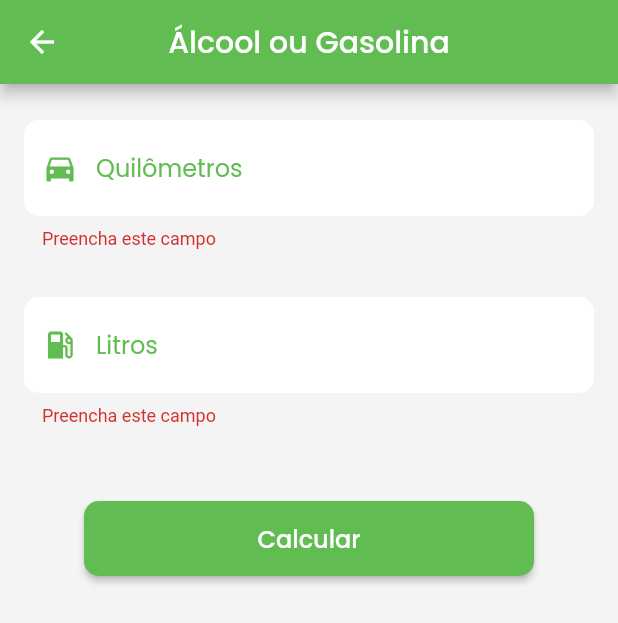
After one commit to matheusfirminotga/alcool-gasolina, a Flutter app: the CalculateConsumption screen opened directly, after a tap on "Calcular", on a phone screen of 412 x 824 dp. The commit adds this screen. Shown: the top 623 px of the screen. Run offline on Flutter 3.47's test engine with Material 2 defaults, Android fonts, the phone set to English and light mode, and no system bars; our stand-ins replace mask_text_input_formatter.

Commit message:
create consumption view

```diff
--- a/lib/app_widget.dart
+++ b/lib/app_widget.dart
@@ -1,3 +1,4 @@
+import 'package:alcool_gasolina/views/calculate_consumption.dart';
 import 'package:alcool_gasolina/views/home_view.dart';
 import 'package:flutter/material.dart';
 
--- /dev/null
+++ b/lib/controllers/consumption_controller.dart
@@ -0,0 +1,36 @@
+import 'package:alcool_gasolina/models/consumption_model.dart';
+import 'package:flutter/cupertino.dart';
+import 'package:mask_text_input_formatter/mask_text_input_formatter.dart';
+
+class ConsumptionController {
+  ConsumptionModel model = ConsumptionModel();
+
+  final textMask = MaskTextInputFormatter(
+    mask: '#.##',
+    filter: {"#": RegExp(r'[0-9]')},
+    type: MaskAutoCompletionType.lazy,
+  );
+
+  final quilometrosController = TextEditingController();
+  final litrosController = TextEditingController();
+  final formKey = GlobalKey<FormState>();
+
+  ValueNotifier<double> textResultado = ValueNotifier(0);
+
+  String? validaCampo(String? value) {
+    if (value!.isEmpty) {
+      return 'Preencha este campo';
+    } else {
+      return null;
+    }
+  }
+
+  void calcularMelhorOpcao() {
+    if (formKey.currentState!.validate()) {
+      model.setQuilometros = double.parse(quilometrosController.value.text);
+      model.setLitros = double.parse(litrosController.value.text);
+      double resultado = model.calcula();
+      textResultado.value = resultado;
+    }
+  }
+}
--- /dev/null
+++ b/lib/models/consumption_model.dart
@@ -0,0 +1,19 @@
+class ConsumptionModel {
+  late double _quilometros;
+  late double _litros;
+
+  double get quilometros => _quilometros;
+  double get litros => _litros;
+
+  set setQuilometros(double quilometros) {
+    _quilometros = quilometros;
+  }
+
+  set setLitros(double litros) {
+    _litros = litros;
+  }
+
+  double calcula() {
+    return (quilometros / litros);
+  }
+}
--- /dev/null
+++ b/lib/views/calculate_consumption.dart
@@ -0,0 +1,186 @@
+import 'package:alcool_gasolina/controllers/consumption_controller.dart';
+import 'package:flutter/material.dart';
+
+class CalculateConsumption extends StatefulWidget {
+  @override
+  State<CalculateConsumption> createState() => _CalculateConsumptionState();
+}
+
+class _CalculateConsumptionState extends State<CalculateConsumption> {
+  final ConsumptionController controller = ConsumptionController();
+  @override
+  Widget build(BuildContext context) {
+    return Scaffold(
+      appBar: AppBar(
+        backgroundColor: Color(0xFF61BC52),
+        title: const Text(
+          'Álcool ou Gasolina',
+          style: TextStyle(
+            fontFamily: 'Poppins',
+            fontWeight: FontWeight.w500,
+          ),
+        ),
+        centerTitle: true,
+      ),
+      backgroundColor: Color(0xFFF4F4F4),
+      body: SingleChildScrollView(
+        child: Padding(
+          padding: const EdgeInsets.fromLTRB(16, 24, 16, 8),
+          child: Form(
+            key: controller.formKey,
+            child: Column(
+              children: [
+                TextFormField(
+                  controller: controller.quilometrosController,
+                  //inputFormatters: [controller.textMask],
+                  style: TextStyle(
+                    fontFamily: 'Poppins',
+                    color: Color(0xFF61BC52),
+                  ),
+                  keyboardType: TextInputType.number,
+                  decoration: InputDecoration(
+                    fillColor: Colors.white,
+                    filled: true,
+                    hintText: 'Quilômetros',
+                    suffixText: 'KM',
+                    hintStyle: TextStyle(
+                      color: Color(0xFF61BC52),
+                      fontFamily: 'Poppins',
+                    ),
+                    prefixIcon: Icon(
+                      Icons.directions_car,
+                      color: Color(0xFF61BC52),
+                    ),
+                    border: OutlineInputBorder(
+                      borderSide: BorderSide.none,
+                      borderRadius: BorderRadius.circular(10),
+                    ),
+                  ),
+                  validator: (String? value) {
+                    return controller.validaCampo(value);
+                  },
+                ),
+                Padding(padding: EdgeInsets.only(top: 16, bottom: 16)),
+                TextFormField(
+                  controller: controller.litrosController,
+                  //inputFormatters: [controller.textMask],
+                  style: TextStyle(
+                    fontFamily: 'Poppins',
+                    color: Color(0xFF61BC52),
+                  ),
+                  keyboardType: TextInputType.number,
+                  decoration: InputDecoration(
+                    fillColor: Colors.white,
+                    filled: true,
+                    hintText: 'Litros',
+                    suffixText: 'L',
+                    hintStyle: TextStyle(
+                      color: Color(0xFF61BC52),
+                      fontFamily: 'Poppins',
+                    ),
+                    prefixIcon: Icon(
+                      Icons.local_gas_station,
+                      color: Color(0xFF61BC52),
+                    ),
+                    border: OutlineInputBorder(
+                      borderSide: BorderSide.none,
+                      borderRadius: BorderRadius.circular(10),
+                    ),
+                  ),
+                  validator: (String? value) {
+                    return controller.validaCampo(value);
+                  },
+                ),
+                Padding(padding: EdgeInsets.only(top: 25, bottom: 25)),
+                Container(
+                  padding: EdgeInsets.only(left: 40, right: 40),
+                  height: 50,
+                  width: double.infinity,
+                  child: ElevatedButton(
+                    style: ButtonStyle(
+                      shape: MaterialStateProperty.all(
+                        RoundedRectangleBorder(
+                          borderRadius: BorderRadius.circular(10),
+                        ),
+                      ),
+                      backgroundColor: MaterialStateProperty.all(
+                        Color(0xFF61BC52),
+                      ),
+                    ),
+                    onPressed: () {
+                      controller.calcularMelhorOpcao();
+                    },
+                    child: const Text(
+                      'Calcular',
+                      style: TextStyle(
+                        fontSize: 16,
+                        fontFamily: 'Poppins',
+                        fontWeight: FontWeight.w500,
+                      ),
+                    ),
+                  ),
+                ),
+                Padding(padding: EdgeInsets.only(top: 25, bottom: 25)),
+                ValueListenableBuilder(
+                  valueListenable: controller.textResultado,
+                  builder: (_, double value, __) {
+                    return Visibility(
+                      visible: value > 0,
+                      replacement: Container(),
+                      child: Container(
+                        margin: EdgeInsets.only(left: 40, right: 40),
+                        padding: EdgeInsets.fromLTRB(2, 30, 2, 30),
+                        width: double.infinity,
+                        //height: 100,
+                        decoration: BoxDecoration(
+                          color: Colors.white,
+                          borderRadius: BorderRadius.circular(10),
+                        ),
+                        child: Column(
+                          mainAxisAlignment: MainAxisAlignment.spaceBetween,
+                          children: [
+                            RichText(
+                              text: TextSpan(
+                                text: '${value.toStringAsFixed(2)}',
+                                style: TextStyle(
+                                  color: Color(0xFF61BC52),
+                                  fontFamily: 'Poppins',
+                                  fontWeight: FontWeight.w500,
+                                  fontSize: 16,
+                                ),
+                                children: [
+                                  TextSpan(
+                                    text: ' KM/L',
+                                    style: TextStyle(
+                                      color: Colors.black,
+                                      fontFamily: 'Poppins',
+                                      fontWeight: FontWeight.w500,
+                                      fontSize: 16,
+                                    ),
+                                  ),
+                                ],
+                              ),
+                            ),
+                            Padding(padding: EdgeInsets.all(8)),
+                            Text(
+                              'A cada ${value.toStringAsFixed(2)} KM seu veículo consome 1 litro',
+                              textAlign: TextAlign.center,
+                              style: TextStyle(
+                                fontSize: 13,
+                                fontFamily: 'Poppins',
+                              ),
+                            )
+                          ],
+                        ),
+                      ),
+                    );
+                  },
+                )
+              ],
+            ),
+          ),
+        ),
+      ),
+    );
+  }
+}
--- a/lib/views/home_view.dart
+++ b/lib/views/home_view.dart
@@ -1,4 +1,5 @@
 import 'package:alcool_gasolina/views/best_fuel.dart';
+import 'package:alcool_gasolina/views/calculate_consumption.dart';
 import 'package:flutter/material.dart';
 
 class HomeView extends StatelessWidget {
@@ -63,7 +64,14 @@ class HomeView extends StatelessWidget {
           ),
           GestureDetector(
             onTap: () {
-              debugPrint('calcular media');
+              Navigator.push(
+                context,
+                MaterialPageRoute(
+                  builder: (builder) {
+                    return CalculateConsumption();
+                  },
+                ),
+              );
             },
             child: Container(
               margin: EdgeInsets.only(left: 10, bottom: 5, right: 5),
@@ -82,7 +90,7 @@ class HomeView extends StatelessWidget {
                       color: Color(0xFF61BC52).withOpacity(0.10),
                     ),
                     Text(
-                      'Calcular Média',
+                      'Calcular Consumo',
                       style: TextStyle(
                         color: Color(0xFF61BC52),
                         fontSize: 20,
```
